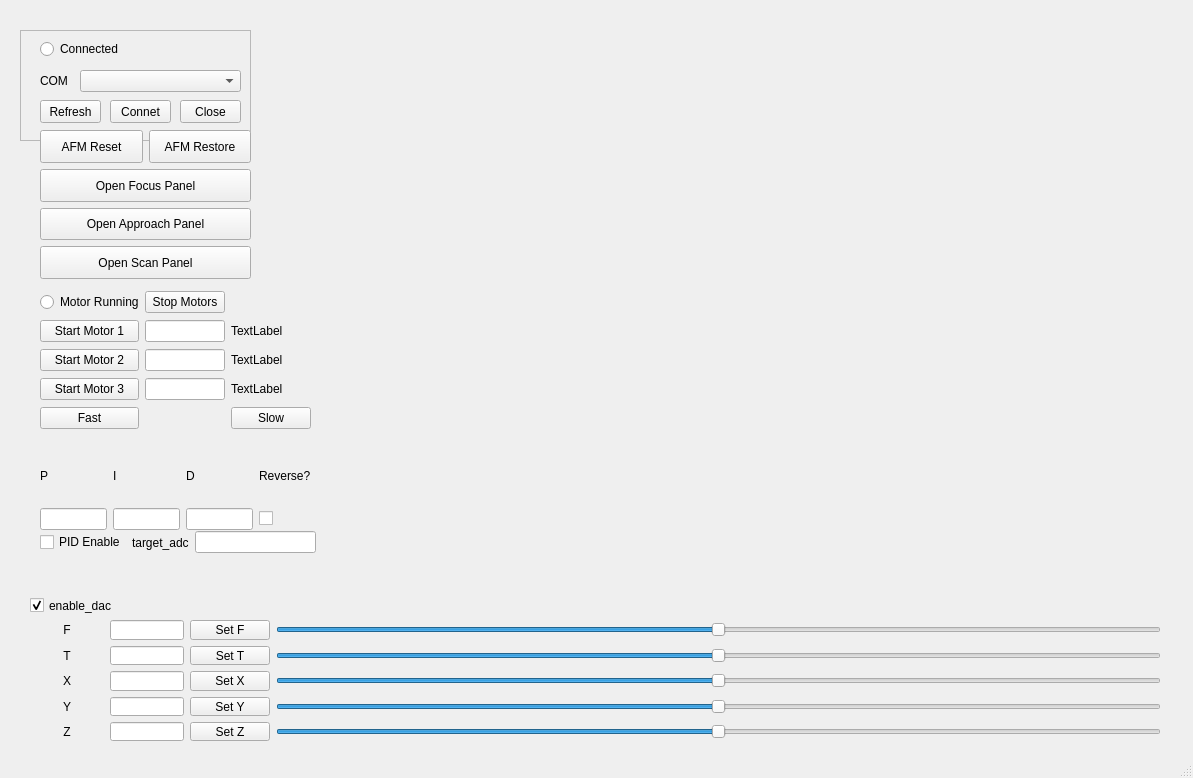
Old version of the form gui/ui/main_window.ui in the repository MechRedPanda/red-panda-afm.
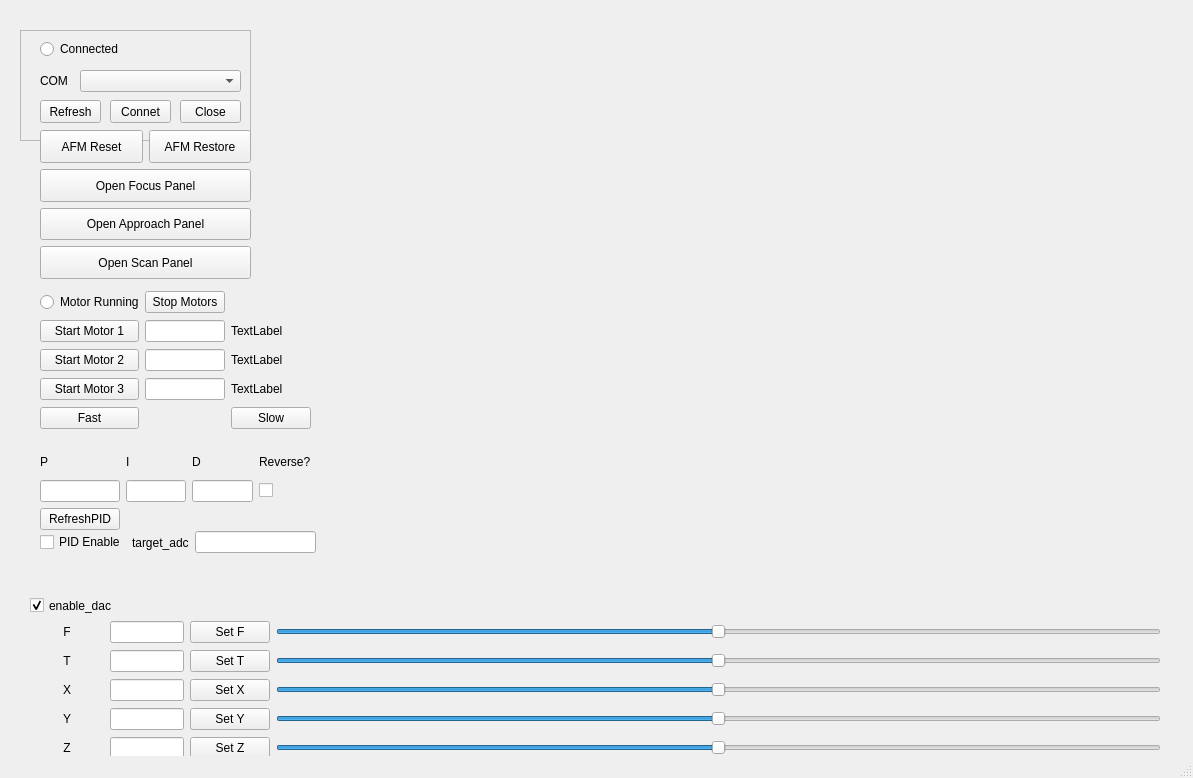
New version of the form. Custom widgets are drawn as their Qt base class.

Diff of the .ui file:
```diff
--- a/gui/ui/main_window.ui
+++ b/gui/ui/main_window.ui
@@ -138,7 +138,7 @@
       <x>30</x>
       <y>620</y>
       <width>1131</width>
-      <height>121</height>
+      <height>141</height>
      </rect>
     </property>
     <layout class="QGridLayout" name="gridLayout_2" columnstretch="1,1,1,12">
@@ -554,6 +554,13 @@
      <item row="1" column="1">
       <widget class="QLineEdit" name="i_input_box"/>
      </item>
+     <item row="2" column="0">
+      <widget class="QPushButton" name="pid_refresh_button">
+       <property name="text">
+        <string>RefreshPID</string>
+       </property>
+      </widget>
+     </item>
     </layout>
    </widget>
    <widget class="QWidget" name="horizontalLayoutWidget_2">
```
Left out of the diff: 36 changed lines with no effect on the pictures.
